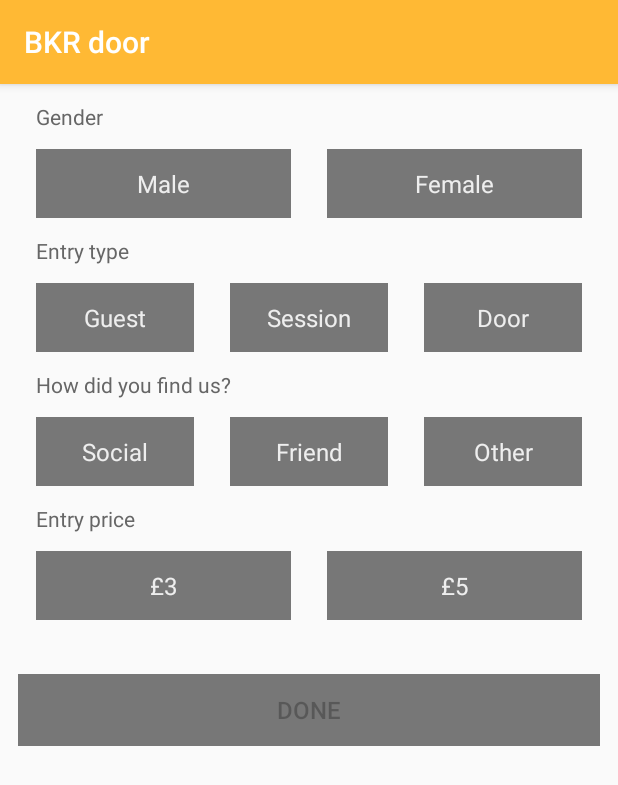
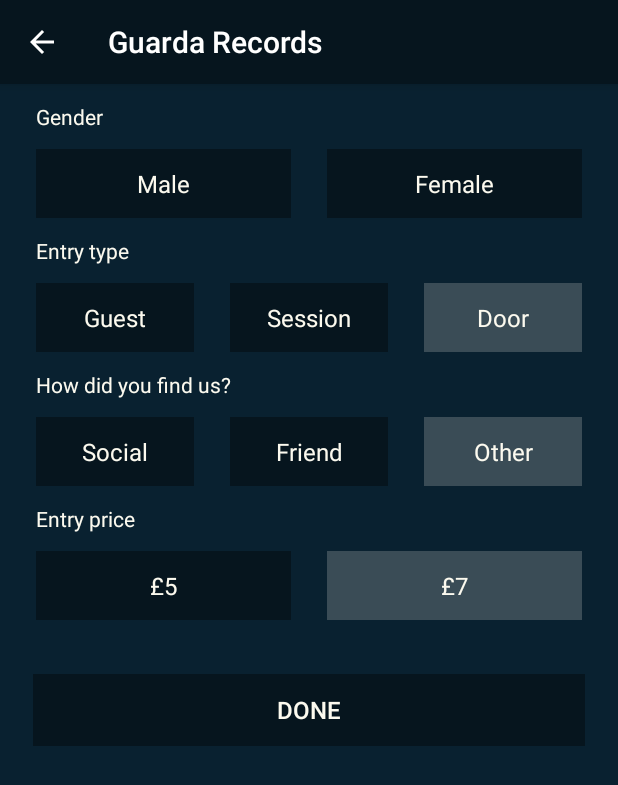
Before and after one commit to samkirton/door, an Android app: the GuestActivity screen opened directly, with no data from a screen before it, on a phone screen of 412 x 824 dp. Shown: the top 785 px of the screen. Run offline under Robolectric (Android 15) with nearby library versions, the phone set to English and light mode, and no system bars; our stand-ins replace ButterKnife; libraries missing offline, so code that uses them is left out: com.memtrip.sqlking, rx.functions.

Commit message:
rebranding the app to use the new brand

```diff
--- a/app/src/main/java/com/guardarecords/door/guest/GuestActivity.java
+++ b/app/src/main/java/com/guardarecords/door/guest/GuestActivity.java
@@ -1,8 +1,8 @@
 package com.guardarecords.door.guest;
 
-import android.app.Dialog;
 import android.support.v7.app.AppCompatActivity;
 import android.os.Bundle;
+import android.view.MenuItem;
 import android.view.View;
 import android.widget.Button;
 import android.widget.Toast;
@@ -63,6 +63,22 @@ public class GuestActivity extends AppCompatActivity implements GuestView {
         ButterKnife.bind(this);
 
         presenter = new GuestPresenter(this);
+
+        entryDoor.setSelected(true);
+        howOther.setSelected(true);
+        entryPrice5.setSelected(true);
+
+        getSupportActionBar().setDisplayHomeAsUpEnabled(true);
+    }
+
+    @Override
+    public boolean onOptionsItemSelected(MenuItem item) {
+        if (item.getItemId() == android.R.id.home) {
+            finish();
+            return true;
+        }
+
+        return super.onOptionsItemSelected(item);
     }
 
     @OnClick(R.id.guest_gender_male)
@@ -216,11 +232,11 @@ public class GuestActivity extends AppCompatActivity implements GuestView {
         Toast.makeText(this, "App failure....", Toast.LENGTH_LONG);
     }
 
-    private double getCurrency(View entryPrice3) {
-        if (entryPrice3.isSelected()) {
-            return 3.0;
+    private double getCurrency(View entryPrice5) {
+        if (entryPrice5.isSelected()) {
+            return 5.0;
         } else {
-            return 5.0;
+            return 7.0;
         }
     }
 
--- a/app/src/main/java/com/guardarecords/door/guest/GuestListPresenter.java
+++ b/app/src/main/java/com/guardarecords/door/guest/GuestListPresenter.java
@@ -1,6 +1,4 @@
 package com.guardarecords.door.guest;
-
-import android.content.Intent;
 
 import com.guardarecords.door.App;
 import com.memtrip.sqlking.gen.Q;
--- a/app/src/main/res/layout/guest_activity.xml
+++ b/app/src/main/res/layout/guest_activity.xml
@@ -1,8 +1,15 @@
 <?xml version="1.0" encoding="utf-8"?>
-<LinearLayout xmlns:android="http://schemas.android.com/apk/res/android"
+<ScrollView
+    xmlns:android="http://schemas.android.com/apk/res/android"
     android:layout_width="match_parent"
     android:layout_height="match_parent"
     android:padding="@dimen/guest_content_padding"
+    android:orientation="vertical"
+    android:background="@color/background">
+
+    <LinearLayout
+        android:layout_width="match_parent"
+        android:layout_height="match_parent"
         android:orientation="vertical">
 
         <LinearLayout
@@ -151,7 +158,7 @@
                     android:layout_width="0dp"
                     android:layout_weight="1"
                     android:layout_height="wrap_content"
-                android:text="@string/guest_price_3"
+                    android:text="@string/guest_price_5"
                     style="@style/Selector"/>
 
                 <TextView
@@ -159,7 +166,7 @@
                     android:layout_width="0dp"
                     android:layout_weight="1"
                     android:layout_height="wrap_content"
-                android:text="@string/guest_price_5"
+                    android:text="@string/guest_price_7"
                     style="@style/Selector"/>
 
             </LinearLayout>
@@ -170,10 +177,15 @@
             android:id="@+id/guest_done"
             android:layout_width="match_parent"
             android:layout_height="wrap_content"
+            android:layout_marginStart="@dimen/guest_done_margin"
+            android:layout_marginEnd="@dimen/guest_done_margin"
             android:padding="@dimen/guest_done_padding"
             android:textSize="@dimen/guest_done_textsize"
             android:enabled="false"
             android:text="@string/guest_button_done"
+            android:textColor="@color/text_color"
             android:background="@drawable/done_selector"/>
 
     </LinearLayout>
+
+</ScrollView>
--- a/app/src/main/res/layout/guest_list_activity.xml
+++ b/app/src/main/res/layout/guest_list_activity.xml
@@ -2,7 +2,8 @@
 <LinearLayout xmlns:android="http://schemas.android.com/apk/res/android"
     android:layout_width="match_parent"
     android:layout_height="match_parent"
-    android:orientation="vertical">
+    android:orientation="vertical"
+    android:background="@color/background">
 
     <FrameLayout
         android:layout_width="match_parent"
@@ -15,7 +16,7 @@
             android:layout_height="wrap_content"
             android:layout_gravity="center"
             android:textSize="@dimen/guest_list_earnings_textsize"
-            android:textColor="@color/guest_list_balance_textcolor"/>
+            android:textColor="@color/text_color"/>
 
     </FrameLayout>
 
--- a/app/src/main/res/values/colors.xml
+++ b/app/src/main/res/values/colors.xml
@@ -1,18 +1,16 @@
 <?xml version="1.0" encoding="utf-8"?>
 <resources>
-    <color name="colorPrimary">#ffb934</color>
-    <color name="colorPrimaryDark">#ffa700</color>
-    <color name="colorAccent">#ff954c</color>
-    <color name="colorAccentDimmed">#99ff954c</color>
+    <color name="colorPrimary">#06151e</color>
+    <color name="colorAccent">#33FCFAEF</color>
+    <color name="colorAccentDimmed">#06151e</color>
 
-    <color name="button_unselected">#777777</color>
+    <color name="background">#092130</color>
 
-    <color name="guest_list_balance_textcolor">#FFF</color>
+    <color name="button_unselected">#06151e</color>
 
-    <color name="guest_list_row_1_color">#333333</color>
-    <color name="guest_list_row_2_color">#555555</color>
+    <color name="text_color">#FCFAEF</color>
 
-    <color name="guest_list_row_background_1">#AAEEEEEE</color>
-    <color name="guest_list_row_background_2">#FFFFFF</color>
+    <color name="guest_list_row_background_1">#11EEEEEE</color>
+    <color name="guest_list_row_background_2">#22FFFFFF</color>
 
 </resources>
--- a/app/src/main/res/values/dimens.xml
+++ b/app/src/main/res/values/dimens.xml
@@ -9,6 +9,7 @@
     <dimen name="guest_edittext_padding">8dp</dimen>
 
     <dimen name="guest_done_padding">12dp</dimen>
+    <dimen name="guest_done_margin">10dp</dimen>
     <dimen name="guest_done_textsize">16sp</dimen>
 
     <dimen name="guest_list_earnings_height">80dp</dimen>
--- a/app/src/main/res/values/strings.xml
+++ b/app/src/main/res/values/strings.xml
@@ -1,5 +1,5 @@
 <resources>
-    <string name="app_name">BKR door</string>
+    <string name="app_name">Guarda Records</string>
 
     <string name="guest_gender_label">Gender</string>
     <string name="guest_gender_male">Male</string>
@@ -15,8 +15,8 @@
     <string name="guest_how_friend">Friend</string>
     <string name="guest_how_other">Other</string>
 
-    <string name="guest_price_3">£3</string>
     <string name="guest_price_5">£5</string>
+    <string name="guest_price_7">£7</string>
 
     <string name="guest_entry_price_label">Entry price</string>
     <string name="guest_entry_price">Entry charged...</string>
--- a/app/src/main/res/values/styles.xml
+++ b/app/src/main/res/values/styles.xml
@@ -4,12 +4,12 @@
     <style name="AppTheme" parent="Theme.AppCompat.Light.DarkActionBar">
         <!-- Customize your theme here. -->
         <item name="colorPrimary">@color/colorPrimary</item>
-        <item name="colorPrimaryDark">@color/colorPrimaryDark</item>
+        <item name="colorPrimaryDark">@color/colorPrimary</item>
         <item name="colorAccent">@color/colorAccent</item>
     </style>
 
     <style name="Selector">
-        <item name="android:textColor">#EEEEEE</item>
+        <item name="android:textColor">@color/text_color</item>
         <item name="android:background">@drawable/button_selector</item>
         <item name="android:layout_margin">@dimen/guest_content_padding</item>
         <item name="android:padding">@dimen/guest_content_padding</item>
@@ -19,7 +19,7 @@
 
     <style name="Label">
         <item name="android:textSize">14sp</item>
-        <item name="android:textColor">#666</item>
+        <item name="android:textColor">@color/text_color</item>
         <item name="android:layout_marginLeft">@dimen/guest_content_padding</item>
     </style>
 
```
Also changed, not shown: app/src/main/res/layout/guest_adapter.xml (+4 -4 lines). Lines whose indentation alone changed are shown as unchanged.
